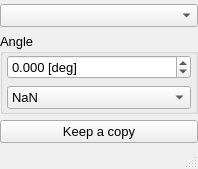
NeutrinoToolkit/Neutrino, file plugins/Rotate/Rotate.ui: the form before one commit.
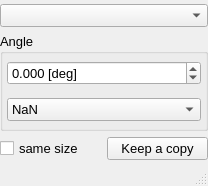
The form after the commit.

Commit message: [Rotate] add fast-rotation

```diff
--- a/plugins/Rotate/Rotate.ui
+++ b/plugins/Rotate/Rotate.ui
@@ -6,8 +6,8 @@
    <rect>
     <x>0</x>
     <y>0</y>
-    <width>198</width>
-    <height>169</height>
+    <width>208</width>
+    <height>186</height>
    </rect>
   </property>
   <property name="windowTitle">
@@ -36,7 +36,34 @@
     <property name="bottomMargin">
      <number>4</number>
     </property>
-    <item row="4" column="0">
+    <item row="6" column="1">
+     <widget class="QPushButton" name="doIt">
+      <property name="font">
+       <font>
+        <pointsize>10</pointsize>
+       </font>
+      </property>
+      <property name="text">
+       <string>Keep a copy</string>
+      </property>
+     </widget>
+    </item>
+    <item row="6" column="0">
+     <widget class="QCheckBox" name="sameSize">
+      <property name="font">
+       <font>
+        <pointsize>10</pointsize>
+       </font>
+      </property>
+      <property name="text">
+       <string>same size</string>
+      </property>
+      <property name="neutrinoSave" stdset="0">
+       <bool>true</bool>
+      </property>
+     </widget>
+    </item>
+    <item row="4" column="0" colspan="2">
      <widget class="QGroupBox" name="groupBox_2">
       <property name="font">
        <font>
@@ -121,7 +148,7 @@
       </layout>
      </widget>
     </item>
-    <item row="3" column="0">
+    <item row="3" column="0" colspan="2">
      <widget class="QComboBox" name="image">
       <property name="font">
        <font>
@@ -133,18 +160,6 @@
       </property>
      </widget>
     </item>
-    <item row="5" column="0">
-     <widget class="QPushButton" name="doIt">
-      <property name="font">
-       <font>
-        <pointsize>10</pointsize>
-       </font>
-      </property>
-      <property name="text">
-       <string>Keep a copy</string>
-      </property>
-     </widget>
-    </item>
    </layout>
   </widget>
   <widget class="QStatusBar" name="statusbar">
```
The commit also changes 1 other file.
